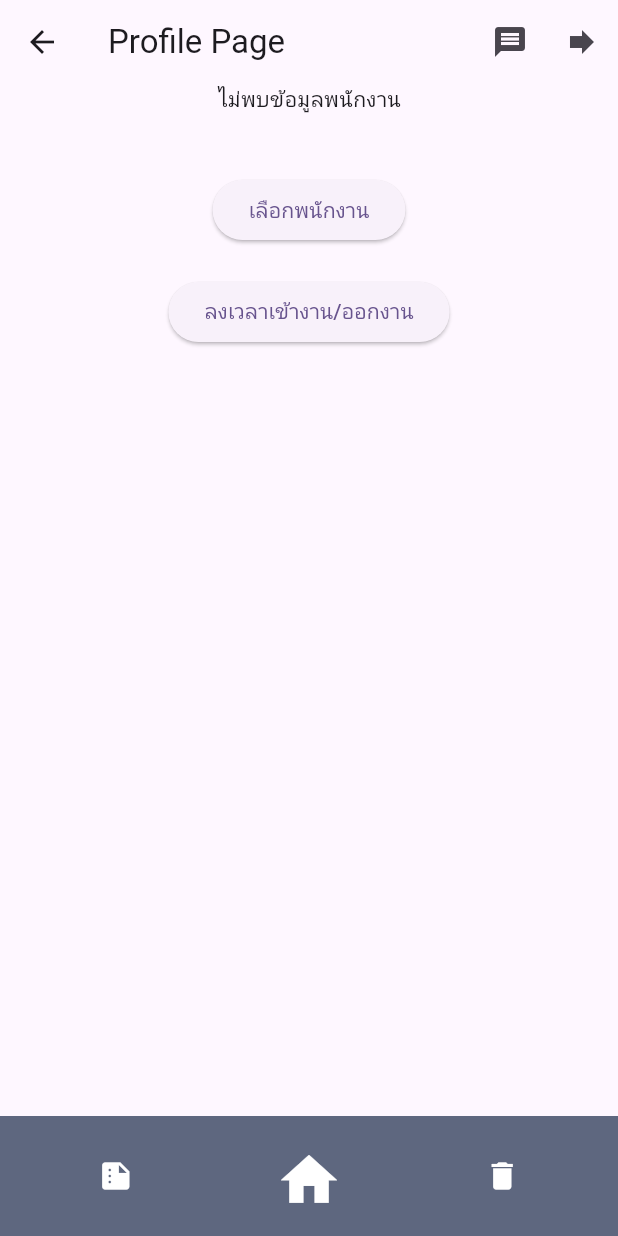
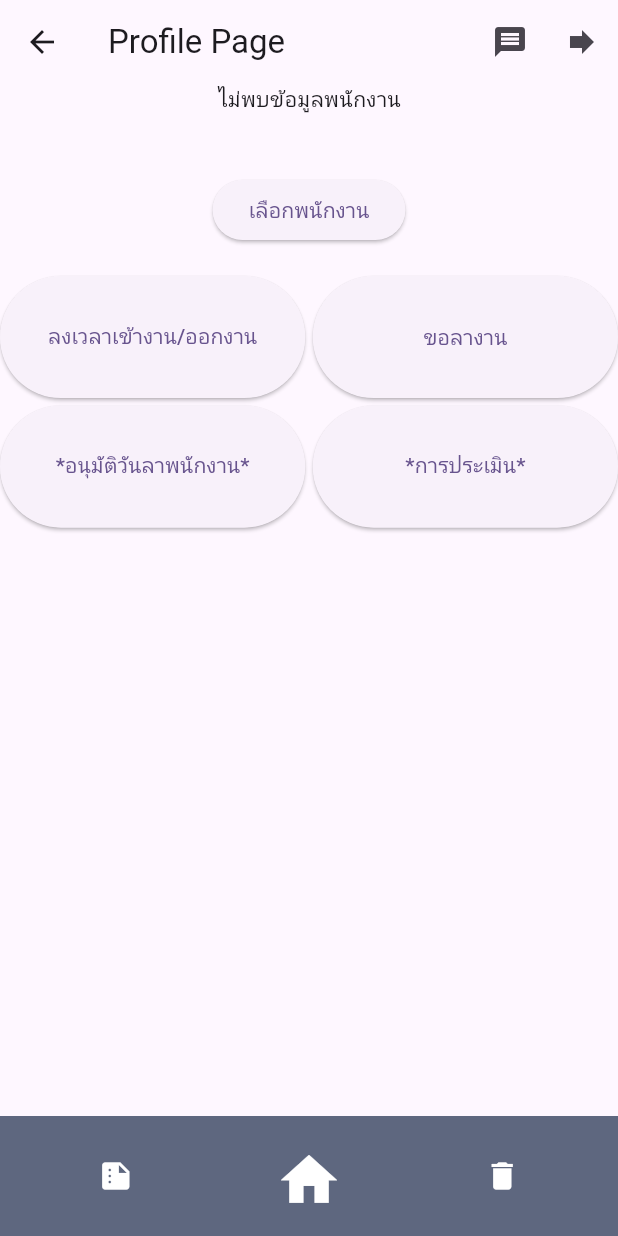
Before and after one commit to 45Th-in-th/midterm_app, a Flutter app: the ProfilePage screen opened by its route, on a phone screen of 412 x 824 dp. Run offline on Flutter 3.47's test engine with Material 3 defaults, Android fonts, the phone set to English and light mode, and no system bars.

Commit message:
clone to is767

```diff
--- a/lib/pages/02-profilepage.dart
+++ b/lib/pages/02-profilepage.dart
@@ -70,7 +70,23 @@ class ProfilePage extends StatelessWidget {
                   },
                   child: Text('เลือกพนักงาน'),
                 ),
-                SizedBox(height: 20), // เพิ่มช่องว่างระหว่างปุ่ม
+                SizedBox(height: 20),
+
+                // เพิ่มช่องว่างระหว่างปุ่ม
+
+                Column(
+                  children: [
+                    GridView.count(
+                      shrinkWrap:
+                          true, // ทำให้ GridView ไม่ขยายเต็มพื้นที่ของหน้าจอ
+                      crossAxisCount: 2, // จำนวนคอลัมน์ในแต่ละแถว
+                      mainAxisSpacing: 5.0, // ระยะห่างระหว่างปุ่มในแนวตั้ง
+                      crossAxisSpacing: 5.0, // ระยะห่างระหว่างปุ่มในแนวนอน
+                      childAspectRatio:
+                          2.5, // กำหนดอัตราส่วน 1:1 เพื่อทำให้เป็นสี่เหลี่ยมจัตุรัส
+                      padding:
+                          const EdgeInsets.all(0.0), // กำหนด padding รอบๆ Grid
+                      children: [
                         ElevatedButton(
                           onPressed: () {
                             // ตรวจสอบว่ามีข้อมูลพนักงานหรือไม่ก่อนนำไปยังหน้า TimeAttendancePage
@@ -80,6 +96,28 @@ class ProfilePage extends StatelessWidget {
                           },
                           child: Text('ลงเวลาเข้างาน/ออกงาน'),
                         ),
+                        ElevatedButton(
+                          onPressed: () {
+                            Navigator.pushNamed(context, '/4');
+                          },
+                          child: const Text('ขอลางาน'),
+                        ),
+                        ElevatedButton(
+                          onPressed: () {
+                            Navigator.pushNamed(context, '/5');
+                          },
+                          child: const Text('*อนุมัติวันลาพนักงาน*'),
+                        ),
+                        ElevatedButton(
+                          onPressed: () {
+                            Navigator.pushNamed(context, '/6');
+                          },
+                          child: const Text('*การประเมิน*'),
+                        ),
+                      ],
+                    ),
+                  ],
+                )
               ],
             );
           },
```
Also changed, not shown: lib/pages/profile.dart (added). Lines whose indentation alone changed are shown as unchanged.
